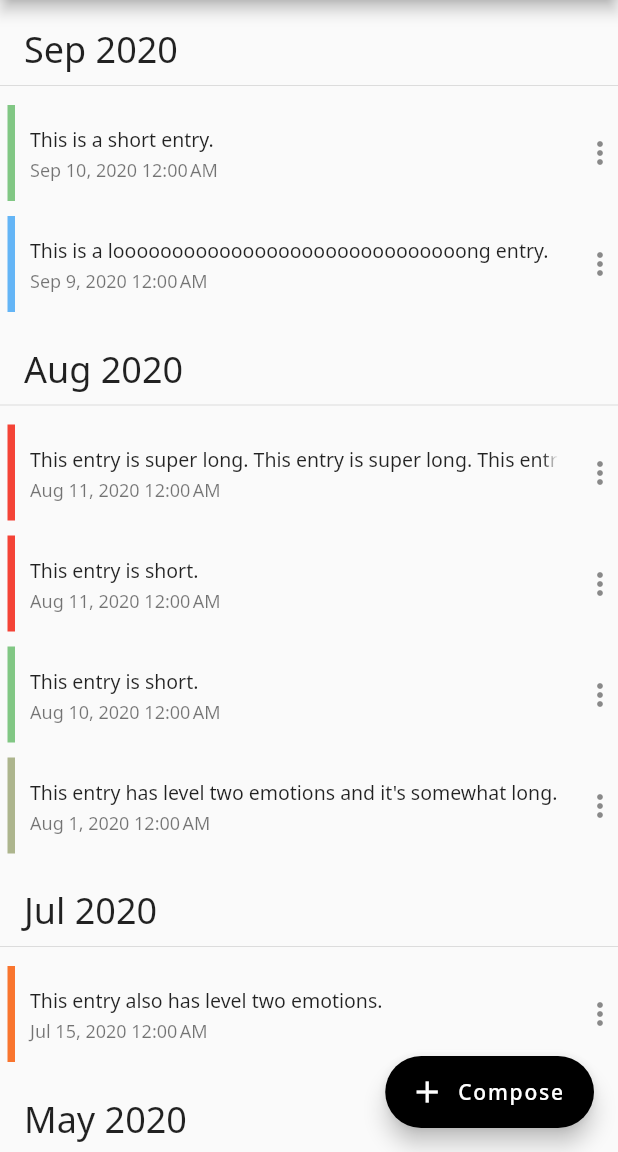
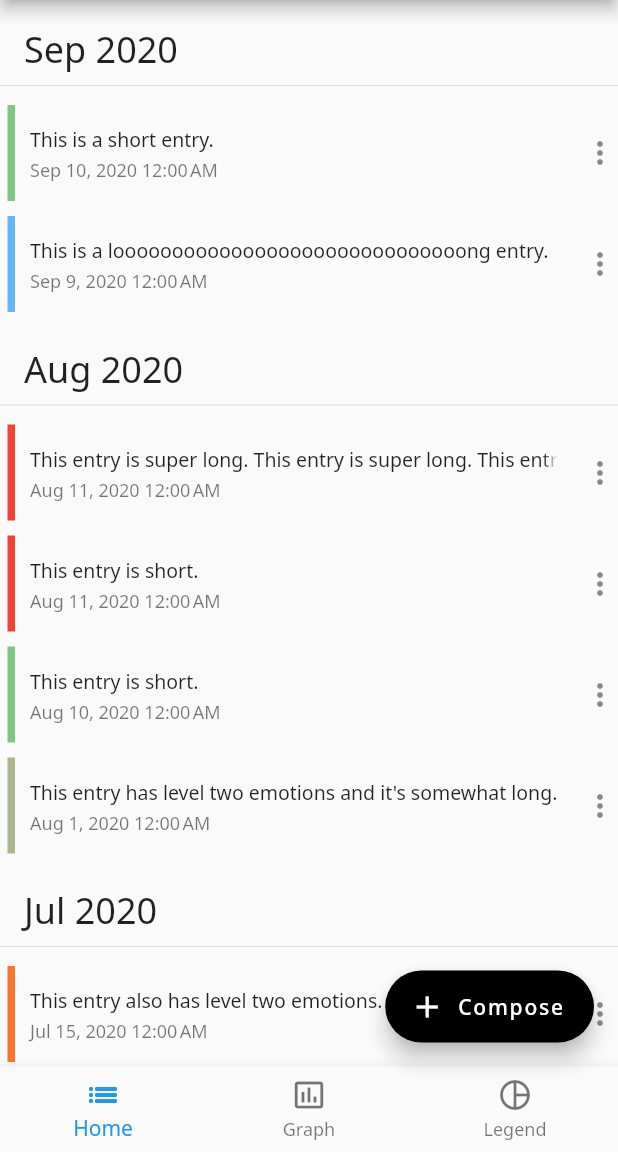
Before and after one commit to willxu1234/introspect, a Flutter app: the screen it shows after launch, on a phone screen of 412 x 824 dp, the part 84-1236 px from its top. Run offline on Flutter 3.47's test engine with Material 2 defaults, Android fonts, the phone set to English and light mode, and no system bars; our stand-ins replace google_fonts.

Commit message:
add routes and bottom navigation

```diff
--- a/lib/main.dart
+++ b/lib/main.dart
@@ -28,7 +28,13 @@ class MyApp extends StatelessWidget {
           textTheme: GoogleFonts.notoSansTextTheme(),
           visualDensity: VisualDensity.adaptivePlatformDensity,
         ),
-      home: HomePage(),
-    );
+        // For bottom bar navigation.
+        initialRoute: '/',
+        routes: {
+          '/': (context) => HomePage(),
+          // TODO: Add new routes.
+          '/graph': (context) => HomePage(),
+          '/legend': (context) => HomePage(),
+        });
   }
 }
--- a/lib/screens/home.dart
+++ b/lib/screens/home.dart
@@ -49,6 +49,19 @@ class _HomePageState extends State<HomePage> {
         label: Text('Compose'),
         icon: Icon(Icons.add),
       ),
+      // Add bottom navigation to the home screen, provide a callback that moves
+      // around.
+      bottomNavigationBar: BottomNavigation(
+          routeIndex: 0,
+          onTap: (index) {
+            if (index != 0) {
+              Navigator.pushNamed(
+                context,
+                BottomNavigation.routes[index],
+                /* arguments */
+              );
+            }
+          }),
     );
   }
 }
--- a/lib/widgets/add_entry_form.dart
+++ b/lib/widgets/add_entry_form.dart
@@ -148,8 +148,8 @@ class _AddEntryFormPageTwoWidgetState extends State<AddEntryFormPageTwoWidget> {
                 }),
           // Show the last selected emotion if it isn't the first time the
           // user has entered form two.
-          if (newEntryWithBody.emotion.name != "default") Divider(),
-          if (newEntryWithBody.emotion.name != "default")
+          if (newEntryWithBody.emotion.name != 'default') Divider(),
+          if (newEntryWithBody.emotion.name != 'default')
             RadioListTile<Emotion>(
                 title: Text(newEntryWithBody.emotion.name.toUpperCase(),
                     style: Theme.of(context)
--- a/lib/widgets/entry_list.dart
+++ b/lib/widgets/entry_list.dart
@@ -67,7 +67,7 @@ class _EntryListWidgetState extends State<EntryListWidget> {
             position == entries.length - 1
                 ? Padding(
                     padding: EdgeInsets.only(top: 16.0, bottom: 16.0),
-                    child: Text("That's all. 😊",
+                    child: Text('That\'s all. 😊',
                         style: Theme.of(context).textTheme.bodyText2))
                 : Container()
           ]);
--- a/lib/widgets/reusable_widgets.dart
+++ b/lib/widgets/reusable_widgets.dart
@@ -9,3 +9,23 @@ class ReusableWidgets {
     );
   }
 }
+
+class BottomNavigation extends StatelessWidget {
+  static final List<String> routes = ['/', '/graph', '/legend'];
+
+  final int routeIndex;
+  final ValueChanged<int> onTap;
+
+  const BottomNavigation({this.routeIndex = 0, this.onTap});
+
+  @override
+  Widget build(BuildContext context) {
+    return BottomNavigationBar(items: const <BottomNavigationBarItem>[
+      BottomNavigationBarItem(icon: Icon(Icons.list_outlined), label: 'Home'),
+      BottomNavigationBarItem(
+          icon: Icon(Icons.insert_chart_outlined), label: 'Graph'),
+      BottomNavigationBarItem(
+          icon: Icon(Icons.pie_chart_outlined), label: 'Legend'),
+    ], currentIndex: routeIndex, onTap: onTap);
+  }
+}
```
Lines whose indentation alone changed are shown as unchanged.
